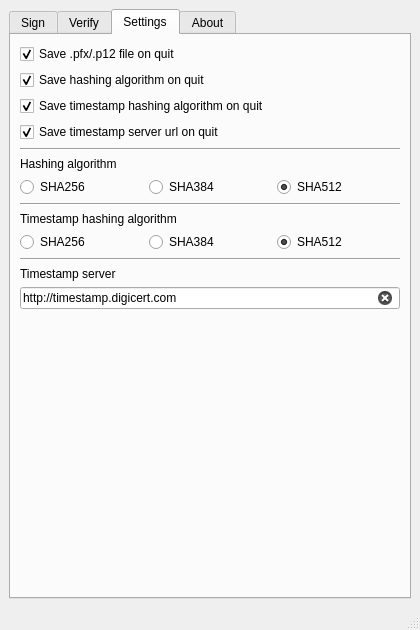
Qt form src/mainwindow.ui (GlitchedPolygons/SigntoolGUI) before a commit.
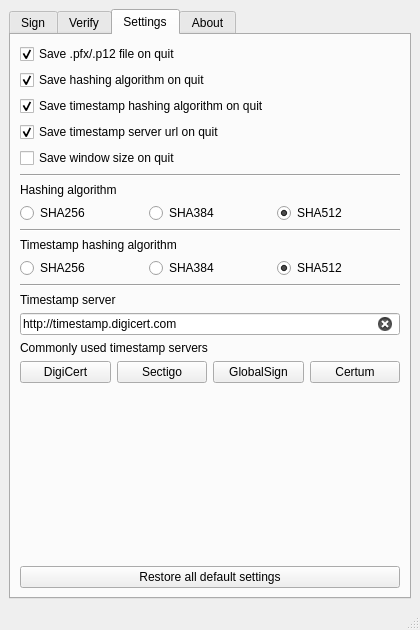
The same form after that commit. The open tabs and pages were chosen to show the change. Custom widgets are drawn as their Qt base class.

Commit message: Implemented settings saving and loading.

```diff
--- a/src/mainwindow.ui
+++ b/src/mainwindow.ui
@@ -318,6 +318,13 @@
           </property>
          </widget>
         </item>
+        <item>
+         <widget class="QCheckBox" name="checkBoxSaveWindowSizeOnQuit">
+          <property name="text">
+           <string>Save window size on quit</string>
+          </property>
+         </widget>
+        </item>
         <item>
          <widget class="Line" name="lineCheckboxes">
           <property name="orientation">
@@ -341,6 +348,9 @@
               <property name="text">
                <string>SHA256</string>
               </property>
+              <property name="checked">
+               <bool>false</bool>
+              </property>
               <attribute name="buttonGroup">
                <string notr="true">buttonGroupHashAlgo</string>
               </attribute>
@@ -399,6 +409,9 @@
               <property name="text">
                <string>SHA256</string>
               </property>
+              <property name="checked">
+               <bool>false</bool>
+              </property>
               <attribute name="buttonGroup">
                <string notr="true">buttonGroupTimestampHashAlgo</string>
               </attribute>
@@ -462,6 +475,45 @@
           </item>
          </layout>
         </item>
+        <item>
+         <widget class="QLabel" name="labelCommonlyUsedTimestampServers">
+          <property name="text">
+           <string>Commonly used timestamp servers</string>
+          </property>
+         </widget>
+        </item>
+        <item>
+         <layout class="QHBoxLayout" name="horizontalLayoutTimestampServerUrlShortcutButtons">
+          <item>
+           <widget class="QPushButton" name="pushButtonPasteDigiCertTimestampServer">
+            <property name="text">
+             <string>DigiCert</string>
+            </property>
+           </widget>
+          </item>
+          <item>
+           <widget class="QPushButton" name="pushButtonPasteSectigoTimestampServer">
+            <property name="text">
+             <string>Sectigo</string>
+            </property>
+           </widget>
+          </item>
+          <item>
+           <widget class="QPushButton" name="pushButtonPasteGlobalSignTimestampServer">
+            <property name="text">
+             <string>GlobalSign</string>
+            </property>
+           </widget>
+          </item>
+          <item>
+           <widget class="QPushButton" name="pushButtonPasteCertumTimestampServer">
+            <property name="text">
+             <string>Certum</string>
+            </property>
+           </widget>
+          </item>
+         </layout>
+        </item>
         <item>
          <spacer name="verticalSpacerSettings">
           <property name="orientation">
@@ -475,6 +527,13 @@
           </property>
          </spacer>
         </item>
+        <item>
+         <widget class="QPushButton" name="pushButtonRevertAllSettingsToDefaultValues">
+          <property name="text">
+           <string>Restore all default settings</string>
+          </property>
+         </widget>
+        </item>
        </layout>
       </widget>
       <widget class="QWidget" name="tabAbout">
```
The commit also changes 3 other files.
